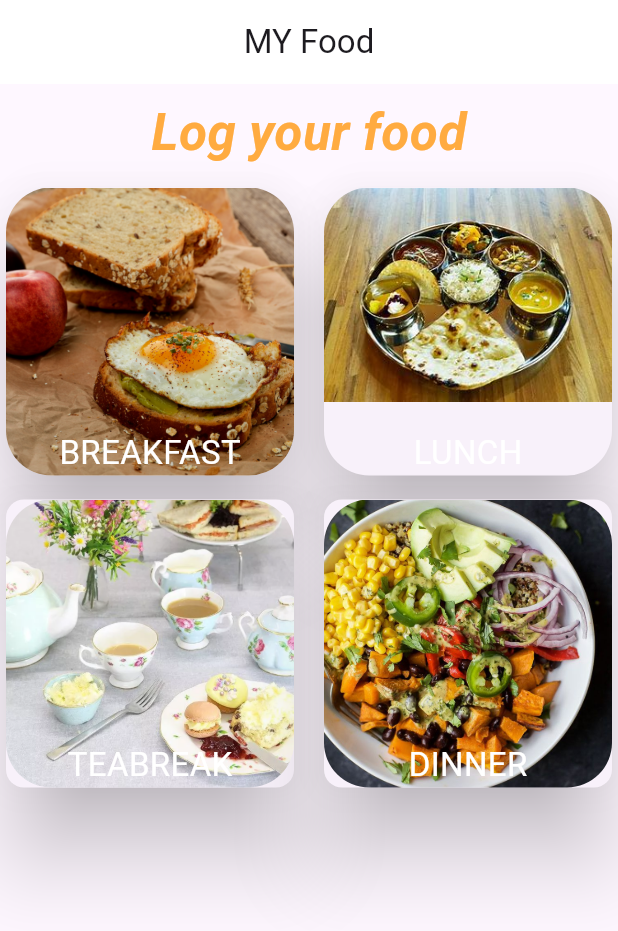
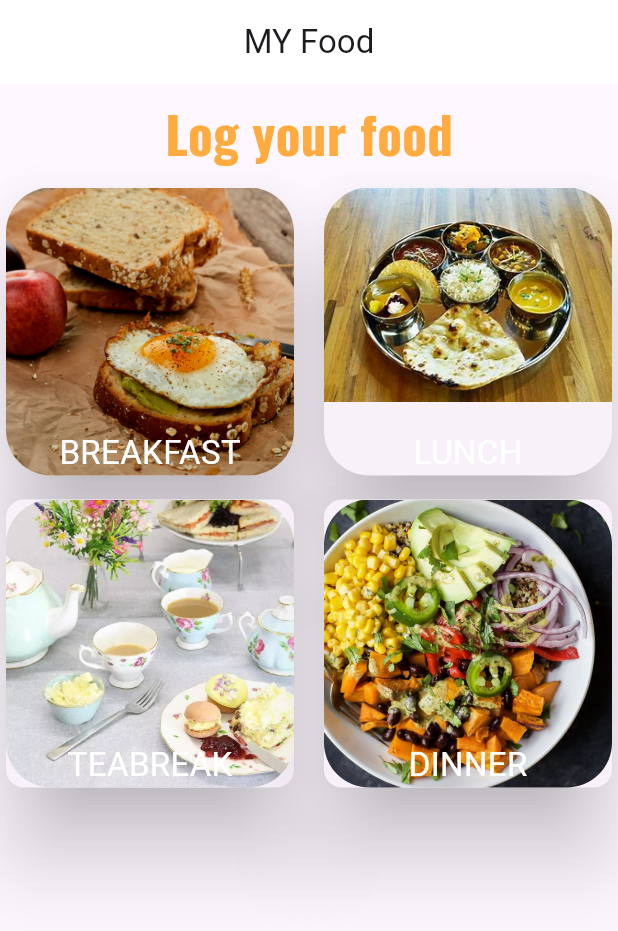
Before and after one commit to Tanujs1994/Calorie-app, a Flutter app: the screen it shows after launch, on a phone screen of 412 x 824 dp. Shown: the top 931 px of the screen. Run offline on Flutter 3.47's test engine with Material 2 defaults, Android fonts, the phone set to English and light mode, and no system bars.

Commit message:
fix font issue

```diff
--- a/lib/Intropage.dart
+++ b/lib/Intropage.dart
@@ -21,7 +21,7 @@ class IntroPage extends StatelessWidget{
             padding: const EdgeInsets.all(8.0),
             child: Text('Log your food',
             style: TextStyle(fontSize: 34,
-            fontWeight: FontWeight.bold, fontStyle: FontStyle.italic,
+            fontWeight: FontWeight.bold,fontFamily: 'FontMain',
             color: Colors.orangeAccent),
             ),
           ),
```
Also changed, not shown: pubspec.yaml (+4 -3 lines).
